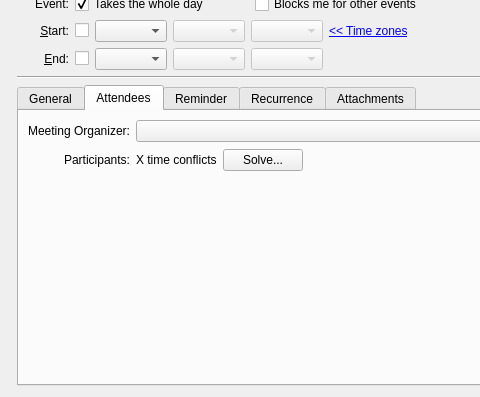
This is incidenceeditors/incidenceeditor-ng/eventortododesktop.ui in chusopr/kdepim-ktimetracker-akonadi as Qt 5 draws it before an edit; both pictures show x 0 to 480 and y 154 to 551 of the 696 by 551 pixel window. The edited form follows.
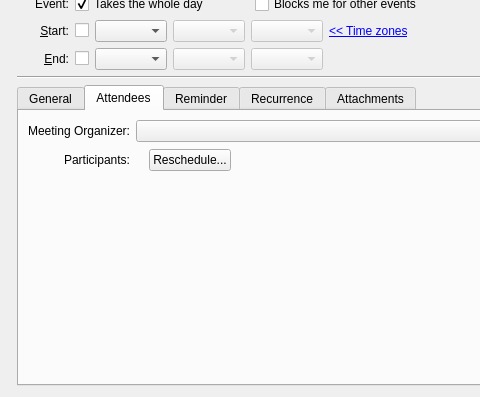
This is the edited form. The open tabs and pages were chosen to show the change. Custom widgets are drawn as their Qt base class.

Commit message: change the label on the conflict solving button to something that won't scare away those who don't like math, and add a tooltip+whatsthis.

Diff of the .ui file:
```diff
--- a/incidenceeditors/incidenceeditor-ng/eventortododesktop.ui
+++ b/incidenceeditors/incidenceeditor-ng/eventortododesktop.ui
@@ -592,14 +592,14 @@
          <item>
           <widget class="QLabel" name="mConflictsLabel">
            <property name="text">
-            <string>X time conflicts</string>
+            <string/>
            </property>
           </widget>
          </item>
          <item>
           <widget class="QPushButton" name="mSolveButton">
            <property name="text">
-            <string>Solve...</string>
+            <string>Reschedule...</string>
            </property>
           </widget>
          </item>
```
Left out of the diff: 6 changed lines with no effect on the pictures.
